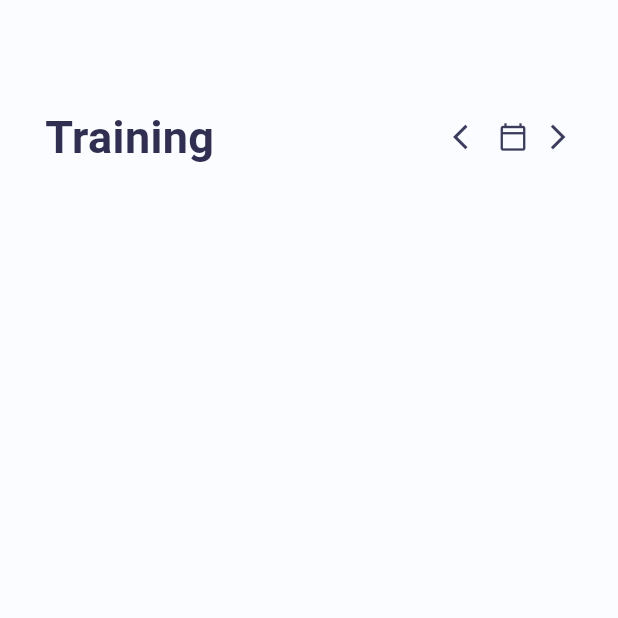
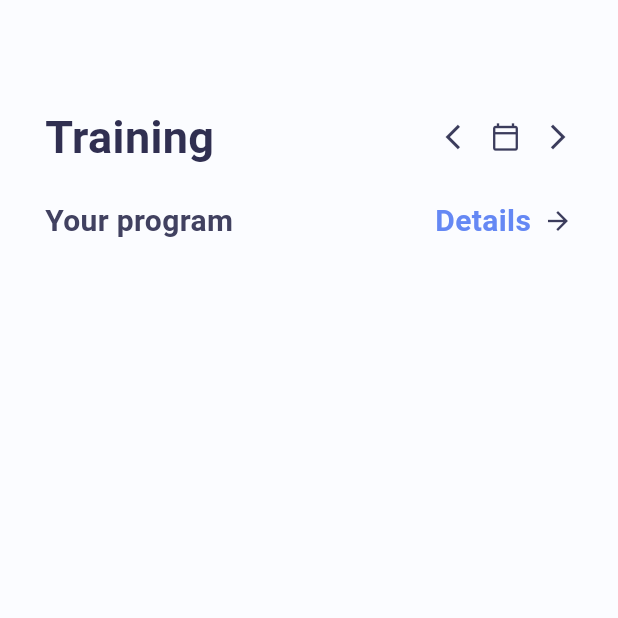
Before and after one commit to Shahin4292/Video-Player, a Flutter app: the HomeView screen opened directly, on a phone screen of 412 x 824 dp, the top half of it. Run offline on Flutter 3.47's test engine with Material 3 defaults, Android fonts, the phone set to English and light mode, and no system bars.

Commit message:
add app sub title

```diff
--- a/lib/view/home_view/home_view.dart
+++ b/lib/view/home_view/home_view.dart
@@ -16,26 +16,46 @@ class _HomeViewState extends State<HomeView> {
       body: Container(
         padding: EdgeInsets.only(top: 70, left: 30, right: 30),
         child: Column(
+          spacing: 20,
           children: [
             Row(
-              mainAxisAlignment: MainAxisAlignment.spaceBetween,
               children: [
                 Text("Training",
                     style: TextStyle(
                         fontSize: 30,
                         color: AppColor.homeViewTitle,
                         fontWeight: FontWeight.w700)),
-                Row(
-                  spacing: 10,
-                  children: [
+                Spacer(),
                 Icon(Icons.arrow_back_ios,
                     size: 20, color: AppColor.homeViewIcons),
+                SizedBox(
+                  width: 10,
+                ),
                 Icon(Icons.calendar_today_outlined,
                     size: 20, color: AppColor.homeViewIcons),
+                SizedBox(
+                  width: 15,
+                ),
                 Icon(Icons.arrow_forward_ios,
-                        size: 20, color: AppColor.homeViewIcons),
+                    size: 20, color: AppColor.homeViewIcons)
               ],
-                )
+            ),
+            Row(
+              children: [
+                Text("Your program",
+                    style: TextStyle(
+                        fontSize: 20,
+                        color: AppColor.homeViewSubtitle,
+                        fontWeight: FontWeight.w700)),
+                Spacer(),
+                Text("Details",
+                    style: TextStyle(
+                        fontSize: 20,
+                        color: AppColor.homeViewDetail,
+                        fontWeight: FontWeight.w700)),
+                SizedBox(width: 8),
+                Icon(Icons.arrow_forward,
+                    size: 20, color: AppColor.homeViewIcons)
               ],
             )
           ],
```
Lines whose indentation alone changed are shown as unchanged.
